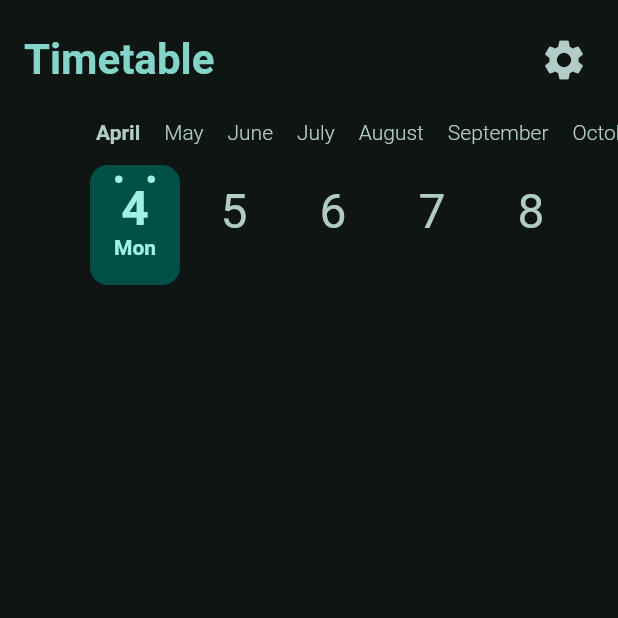
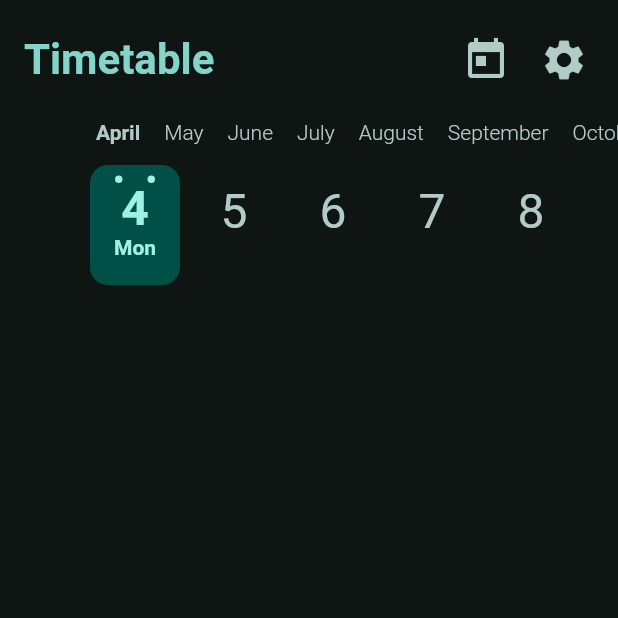
Before and after one commit to KitsuneSamaIX/Uniud-Timetable-App, a Flutter app: the screen it shows after launch, on a phone screen of 412 x 824 dp, the top half of it. Run offline on Flutter 3.47's test engine with Material 2 defaults, Android fonts, the light colour scheme and no system bars; drawn by our look-alikes of calendar_timeline; our stand-ins replace shared_preferences.

Commit message:
Added "back today" action. Code improvements.

```diff
--- a/lib/pages/main_pages/home_page.dart
+++ b/lib/pages/main_pages/home_page.dart
@@ -85,6 +85,18 @@ class _HomePageState extends State<HomePage> {
               child: _Heading(
                 title: _pageHeadings[_selectedPageIndex],
                 padding: const EdgeInsets.all(16),
+              ),
+            ),
+            Padding(
+              padding: const EdgeInsets.only(right: 8),
+              child: Visibility(
+                visible: _selectedPageIndex == 0,
+                child: IconButton(
+                  onPressed: () {_selectedDayNotifier.value = DateTime.now();},
+                  color: Theme.of(context).colorScheme.secondary,
+                  iconSize: 32,
+                  icon: const Icon(Icons.today),
+                ),
               ),
             ),
             const Padding(
```
